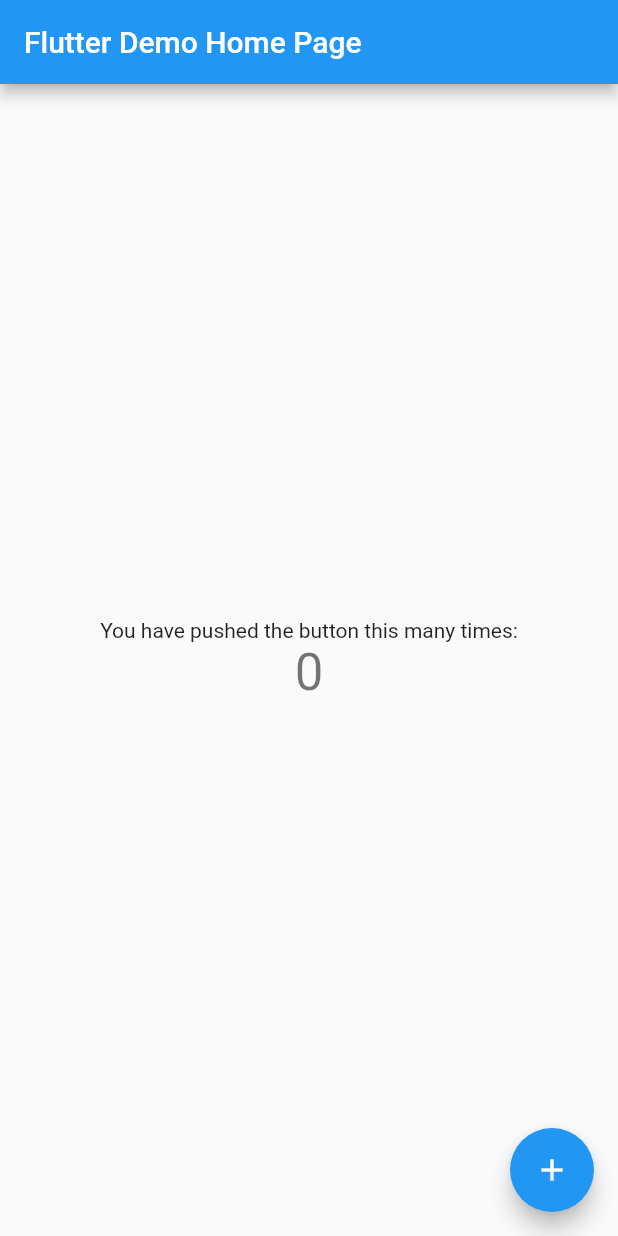
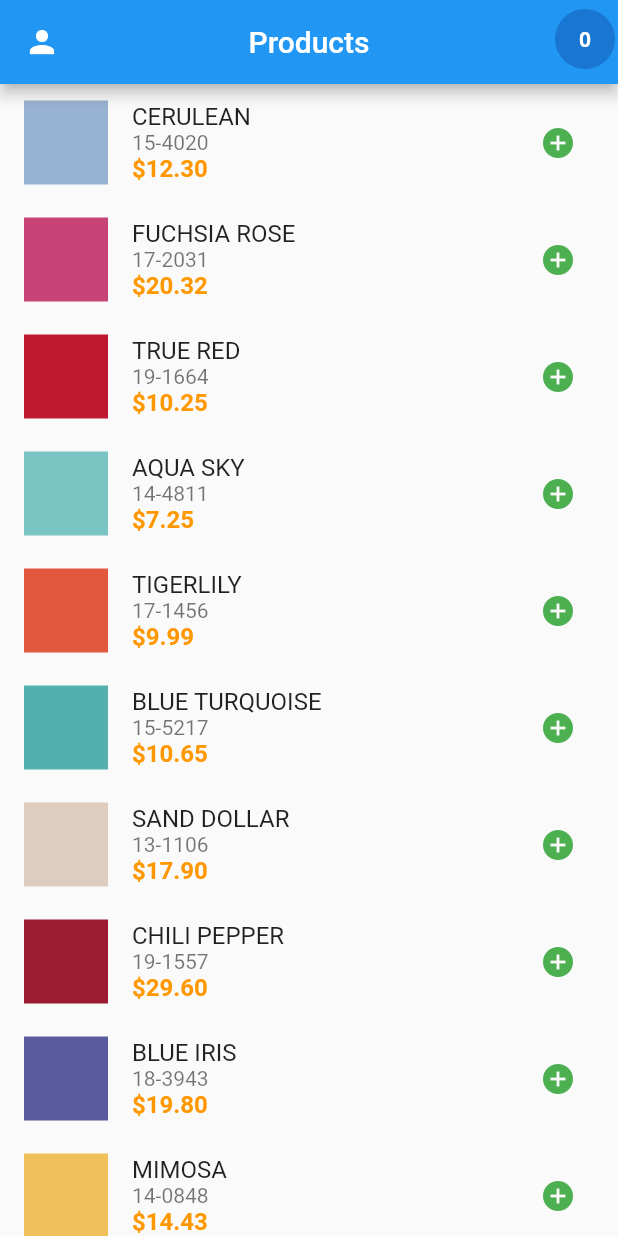
Before and after one commit to JChuayta/flutter_bloc, a Flutter app: the screen it shows after launch, on a phone screen of 412 x 824 dp. Run offline on Flutter 3.47's test engine with Material 2 defaults, Android fonts, the phone set to English and light mode, and no system bars.

Commit message:
implement coding example

```diff
--- /dev/null
+++ b/lib/blocs/catalog/catalog_bloc.dart
@@ -0,0 +1,35 @@
+import 'dart:async';
+
+import 'package:example_bloc_app/blocs/catalog/catalog_event.dart';
+import 'package:example_bloc_app/blocs/catalog/catalog_state.dart';
+import 'package:example_bloc_app/models/item_model.dart';
+
+class CatalogBloc {
+  CatalogState _catalogState = CatalogState();
+
+  StreamController<CatalogEvent> _input = StreamController();
+  StreamController<List<ItemModel>> _output =
+      StreamController<List<ItemModel>>.broadcast();
+
+  StreamSink<CatalogEvent> get sendEvent => _input.sink;
+  Stream<List<ItemModel>> get catalogStream => _output.stream;
+
+  CatalogBloc() {
+    _input.stream.listen(_onEvent);
+  }
+
+  void _onEvent(CatalogEvent event) {
+    if (event is AddCatalogItemEvent) {
+      _catalogState.addToCatalog(event.item);
+    } else if (event is RemoveCatalogItemEvent) {
+      _catalogState.removeFromCatalog(event.item);
+    }
+
+    _output.add(_catalogState.catalog);
+  }
+
+  void dispose() {
+    _input.close();
+    _output.close();
+  }
+}
--- /dev/null
+++ b/lib/blocs/catalog/catalog_event.dart
@@ -0,0 +1,17 @@
+import 'package:example_bloc_app/models/item_model.dart';
+
+abstract class CatalogEvent {}
+
+class AddCatalogItemEvent extends CatalogEvent {
+  final ItemModel item;
+
+  AddCatalogItemEvent(this.item);
+}
+
+class RemoveCatalogItemEvent extends CatalogEvent {
+  final ItemModel item;
+
+  RemoveCatalogItemEvent(this.item);
+}
+
+class GetCatalogEvent extends CatalogEvent {}
--- /dev/null
+++ b/lib/blocs/catalog/catalog_state.dart
@@ -0,0 +1,19 @@
+import 'package:example_bloc_app/models/item_model.dart';
+
+class CatalogState {
+  List<ItemModel> _catalog = [];
+
+  CatalogState._();
+  static CatalogState _instance = CatalogState._();
+  factory CatalogState() => _instance;
+
+  List<ItemModel> get catalog => _catalog;
+
+  void addToCatalog(ItemModel itemModel) {
+    _catalog.add(itemModel);
+  }
+
+  void removeFromCatalog(ItemModel itemModel) {
+    _catalog.remove(itemModel);
+  }
+}
--- a/lib/user/bloc/user_bloc.dart
+++ b/lib/blocs/user/user_bloc.dart
@@ -19,7 +19,6 @@ class UserBloc {
     if (event is OnChangeEvent) {
       _userState.onChange(event.value);
     }
-
     _output.add(_userState.username);
   }
 
--- /dev/null
+++ b/lib/items/items.dart
@@ -0,0 +1,87 @@
+const Set<Map<String, dynamic>> listItems = {
+  {
+    "id": 1,
+    "name": "cerulean",
+    "color": "#98B2D1",
+    "pantone_value": "15-4020",
+    "price": 12.30,
+  },
+  {
+    "id": 2,
+    "name": "fuchsia rose",
+    "color": "#C74375",
+    "pantone_value": "17-2031",
+    "price": 20.32,
+  },
+  {
+    "id": 3,
+    "name": "true red",
+    "color": "#BF1932",
+    "pantone_value": "19-1664",
+    "price": 10.25,
+  },
+  {
+    "id": 4,
+    "name": "aqua sky",
+    "color": "#7BC4C4",
+    "pantone_value": "14-4811",
+    "price": 7.25,
+  },
+  {
+    "id": 5,
+    "name": "tigerlily",
+    "color": "#E2583E",
+    "pantone_value": "17-1456",
+    "price": 9.99,
+  },
+  {
+    "id": 6,
+    "name": "blue turquoise",
+    "color": "#53B0AE",
+    "pantone_value": "15-5217",
+    "price": 10.65,
+  },
+  {
+    "id": 7,
+    "name": "sand dollar",
+    "color": "#DECDBE",
+    "pantone_value": "13-1106",
+    "price": 17.90,
+  },
+  {
+    "id": 8,
+    "name": "chili pepper",
+    "year": 2007,
+    "color": "#9B1B30",
+    "pantone_value": "19-1557",
+    "price": 29.60,
+  },
+  {
+    "id": 9,
+    "name": "blue iris",
+    "color": "#5A5B9F",
+    "pantone_value": "18-3943",
+    "price": 19.80,
+  },
+  {
+    "id": 10,
+    "name": "mimosa",
+    "color": "#F0C05A",
+    "pantone_value": "14-0848",
+    "price": 14.43,
+  },
+  {
+    "id": 11,
+    "name": "turquoise",
+    "color": "#45B5AA",
+    "pantone_value": "15-5519",
+    "price": 16.78,
+  },
+  {
+    "id": 12,
+    "name": "honeysuckle",
+    "color": "#D94F70",
+    "pantone_value": "18-2120",
+    "price": 12.67,
+  }
+};
--- a/lib/main.dart
+++ b/lib/main.dart
@@ -1,68 +1,23 @@
+import 'package:example_bloc_app/screens/cart.dart';
+import 'package:example_bloc_app/screens/catalog.dart';
+import 'package:example_bloc_app/screens/user.dart';
 import 'package:flutter/material.dart';
 
-void main() {
-  runApp(MyApp());
-}
+void main() => runApp(MyApp());
 
 class MyApp extends StatelessWidget {
   @override
   Widget build(BuildContext context) {
     return MaterialApp(
-      title: 'Flutter Demo',
-      theme: ThemeData(
-        primarySwatch: Colors.blue,
-        visualDensity: VisualDensity.adaptivePlatformDensity,
-      ),
-      home: MyHomePage(title: 'Flutter Demo Home Page'),
+      debugShowCheckedModeBanner: false,
+      title: 'State Management',
+      theme: ThemeData.light(),
+      initialRoute: '/',
+      routes: {
+        '/': (context) => CatalogScreen(),
+        '/user': (context) => UserScreen(),
+        '/cart': (context) => CartScreen(),
+      },
     );
   }
 }
-
-class MyHomePage extends StatefulWidget {
-  MyHomePage({Key key, this.title}) : super(key: key);
-
-  final String title;
-
-  @override
-  _MyHomePageState createState() => _MyHomePageState();
-}
-
-class _MyHomePageState extends State<MyHomePage> {
-  int _counter = 0;
-
-  void _incrementCounter() {
-    setState(() {
-      _counter++;
-    });
-  }
-
-  @override
-  Widget build(BuildContext context) {
-    return Scaffold(
-      appBar: AppBar(
-        // Here we take the value from the MyHomePage object that was created by
-        // the App.build method, and use it to set our appbar title.
-        title: Text(widget.title),
-      ),
-      body: Center(
-        child: Column(
-          mainAxisAlignment: MainAxisAlignment.center,
-          children: <Widget>[
-            Text(
-              'You have pushed the button this many times:',
-            ),
-            Text(
-              '$_counter',
-              style: Theme.of(context).textTheme.headline4,
-            ),
-          ],
-        ),
-      ),
-      floatingActionButton: FloatingActionButton(
-        onPressed: _incrementCounter,
-        tooltip: 'Increment',
-        child: Icon(Icons.add),
-      ),
-    );
-  }
-}
--- /dev/null
+++ b/lib/models/item_model.dart
@@ -0,0 +1,21 @@
+import 'package:meta/meta.dart';
+
+class ItemModel {
+  final int id;
+  final String name, color, pantoneValue;
+  bool addedToCart;
+  final double price;
+
+  ItemModel({
+    @required this.id,
+    @required this.name,
+    @required this.color,
+    @required this.pantoneValue,
+    @required this.price,
+    this.addedToCart = false,
+  });
+
+  void toggleAdded() {
+    addedToCart = !addedToCart;
+  }
+}
--- /dev/null
+++ b/lib/screens/catalog.dart
@@ -0,0 +1,160 @@
+import 'package:flutter/material.dart';
+
+import 'package:example_bloc_app/blocs/catalog/catalog_event.dart';
+import 'package:example_bloc_app/blocs/catalog/catalog_bloc.dart';
+import 'package:example_bloc_app/models/item_model.dart';
+import 'package:example_bloc_app/utils/hex_to_color.dart';
+import 'package:example_bloc_app/items/items.dart' as sampleData;
+
+class CatalogScreen extends StatefulWidget {
+  @override
+  _CatalogScreenState createState() => _CatalogScreenState();
+}
+
+class _CatalogScreenState extends State<CatalogScreen> {
+  CatalogBloc _catalogBloc = CatalogBloc();
+  @override
+  void initState() {
+    super.initState();
+    _catalogBloc.sendEvent.add(GetCatalogEvent());
+  }
+
+  @override
+  void dispose() {
+    _catalogBloc.dispose();
+    super.dispose();
+  }
+
+  @override
+  Widget build(BuildContext context) {
+    return Scaffold(
+      appBar: AppBar(
+        leading: IconButton(
+          icon: Icon(Icons.person),
+          onPressed: () {
+            Navigator.pushNamed(context, '/user');
+          },
+        ),
+        title: Text('Products'),
+        centerTitle: true,
+        actions: [
+          IconButton(
+            icon: Stack(
+              overflow: Overflow.visible,
+              children: [
+                Icon(Icons.shopping_basket),
+                Positioned(
+                  right: -10,
+                  top: -10,
+                  child: CircleAvatar(
+                    child: StreamBuilder<List<ItemModel>>(
+                      initialData: [],
+                      stream: _catalogBloc.catalogStream,
+                      builder: (context, snapshot) {
+                        return Text(
+                          '${snapshot.data.length}',
+                          style: TextStyle(
+                            fontWeight: FontWeight.bold,
+                            fontSize: 14.0,
+                          ),
+                        );
+                      },
+                    ),
+                  ),
+                ),
+              ],
+            ),
+            onPressed: () {
+              Navigator.pushNamed(context, '/cart');
+            },
+          )
+        ],
+      ),
+      body: Center(
+        child: ListViewWidget(catalogBloc: _catalogBloc),
+      ),
+    );
+  }
+}
+
+class ListViewWidget extends StatefulWidget {
+  final CatalogBloc catalogBloc;
+  ListViewWidget({this.catalogBloc});
+
+  @override
+  _ListViewWidgetState createState() => _ListViewWidgetState();
+}
+
+class _ListViewWidgetState extends State<ListViewWidget> {
+  List<ItemModel> items = [];
+  @override
+  void initState() {
+    super.initState();
+    sampleData.listItems.forEach(
+      (element) => items.add(
+        ItemModel(
+          id: element['id'],
+          name: element['name'],
+          color: element['color'],
+          pantoneValue: element['pantone_value'],
+          price: element['price'],
+        ),
+      ),
+    );
+  }
+
+  @override
+  Widget build(BuildContext context) {
+    return ListView.builder(
+      itemCount: items.length,
+      itemBuilder: (context, index) => Padding(
+        padding: const EdgeInsets.symmetric(vertical: 8.0),
+        child: ListTile(
+          leading: AspectRatio(
+            aspectRatio: 1,
+            child: Container(
+              color: hexToColor(items[index].color),
+            ),
+          ),
+          title: Text('${items[index].name}'.toUpperCase()),
+          subtitle: Column(
+            crossAxisAlignment: CrossAxisAlignment.start,
+            children: [
+              Text('${items[index].pantoneValue}'),
+              Text(
+                '\$${items[index].price.toStringAsFixed(2)}',
+                style: TextStyle(
+                  color: Colors.orange,
+                  fontSize: 16.0,
+                  fontWeight: FontWeight.bold,
+                ),
+              ),
+            ],
+          ),
+          trailing: IconButton(
+            icon: items[index].addedToCart
+                ? Icon(
+                    Icons.remove_circle,
+                    color: Colors.red,
+                  )
+                : Icon(
+                    Icons.add_circle,
+                    color: Colors.green,
+                  ),
+            onPressed: () {
+              if (items[index].addedToCart) {
+                widget.catalogBloc.sendEvent.add(
+                  RemoveCatalogItemEvent(items[index]),
+                );
+              } else {
+                widget.catalogBloc.sendEvent.add(
+                  AddCatalogItemEvent(items[index]),
+                );
+              }
+            },
+          ),
+        ),
+      ),
+    );
+  }
+}
--- /dev/null
+++ b/lib/utils/hex_to_color.dart
@@ -0,0 +1,5 @@
+import 'package:flutter/material.dart';
+
+Color hexToColor(String code) {
+  return Color(int.parse(code.substring(1, 7), radix: 16) + 0XFF000000);
+}
```
Also changed, not shown: lib/screens/cart.dart (added, +119 -0 lines), lib/screens/user.dart (added, +56 -0 lines), lib/utils/format_total.dart (added, +10 -0 lines), lib/utils/get_initials.dart (added, +10 -0 lines), lib/blocs/user/user_event.dart (renamed from lib/user/bloc/user_event.dart), lib/blocs/user/user_state.dart (renamed from lib/user/bloc/user_state.dart).
